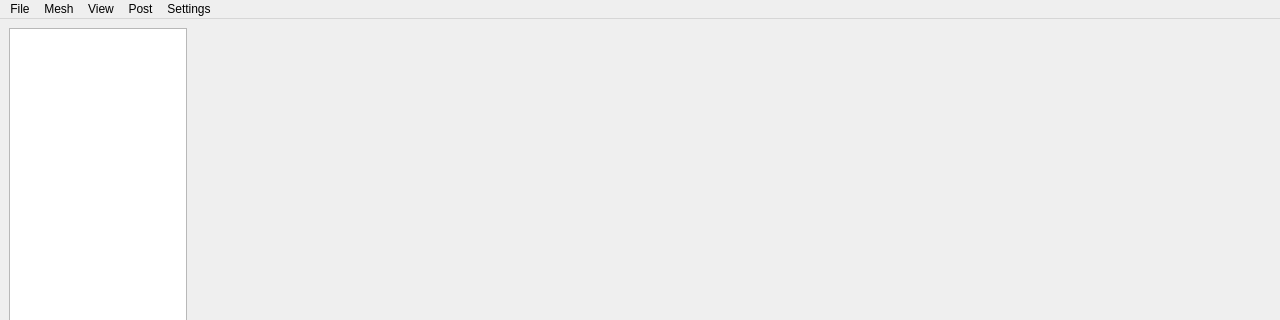
Above: view/main_window/main_window.ui from nextfoam/baram before the change; both pictures show x 0 to 1280 and y 0 to 320 of the 1280 by 768 pixel window. Below: the same form after it.
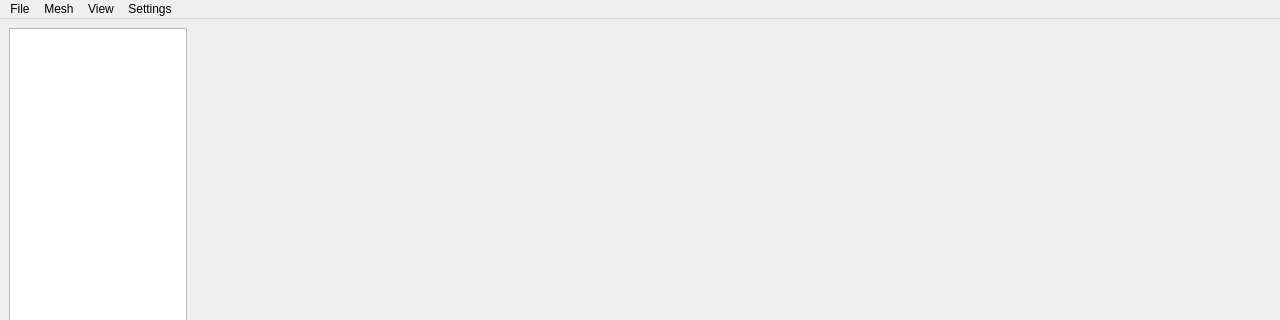
That is the form after the change.

Commit message: 파일 찾는 함수 수정(convertUi.py, createTsFiles.py, createQmFiles.py/ Issue #107, 메뉴에 있던 Paraview 버튼을 그래픽 화면의 툴바로 이동/ Issue #97 Host File 기능 추

```diff
--- a/view/main_window/main_window.ui
+++ b/view/main_window/main_window.ui
@@ -216,16 +216,9 @@
     <addaction name="actionMeshTranslate"/>
     <addaction name="actionMeshRotate"/>
    </widget>
-   <widget class="QMenu" name="menuPost">
-    <property name="title">
-     <string>Post</string>
-    </property>
-    <addaction name="actionParaview"/>
-   </widget>
    <addaction name="menuFile"/>
    <addaction name="menuMesh"/>
    <addaction name="menuView"/>
-   <addaction name="menuPost"/>
    <addaction name="menuSetting"/>
   </widget>
   <widget class="QStatusBar" name="statusbar"/>
```
The commit also changes 7 other files.
